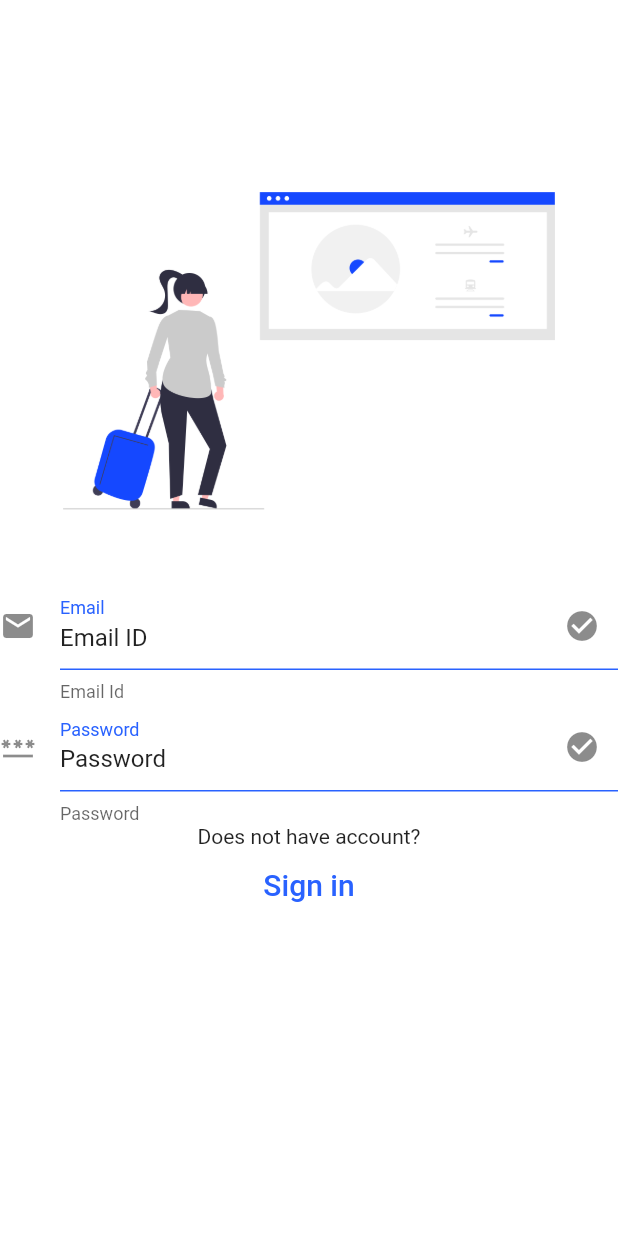
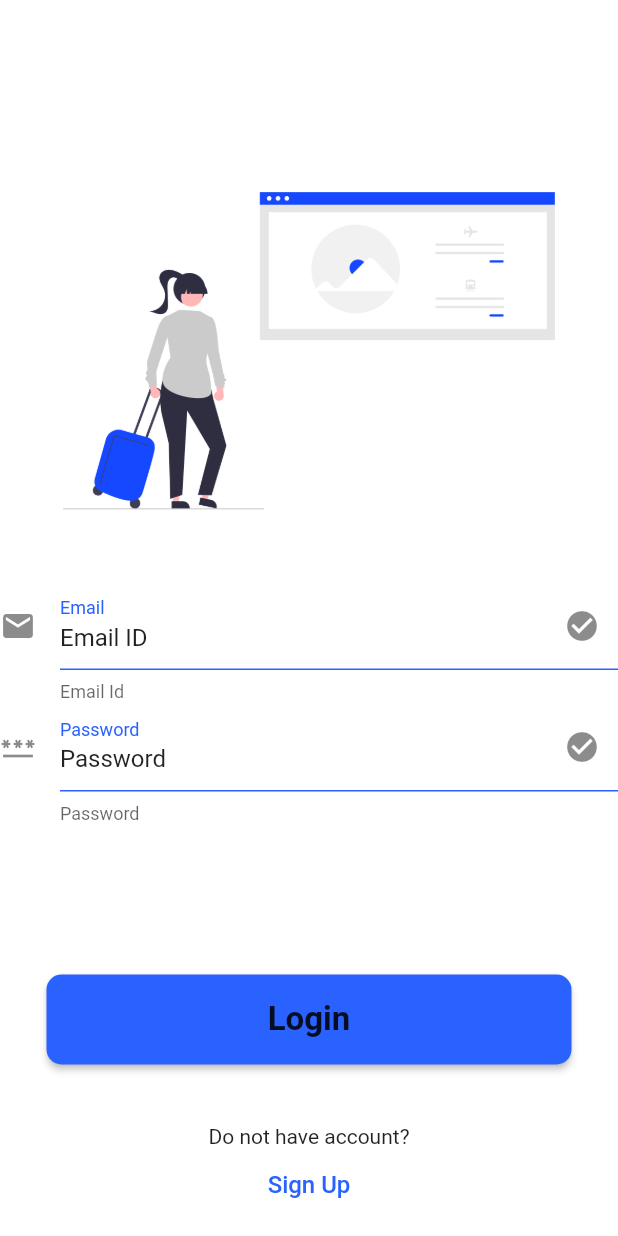
Before and after one commit to gr8rithic/FindEveryoneOnAir, a Flutter app: the screen it shows after launch, after a tap on "Get Started", on a phone screen of 412 x 824 dp. Run offline on Flutter 3.47's test engine with Material 2 defaults, Android fonts, the phone set to English and light mode, and no system bars; our stand-ins replace google_fonts.

Commit message:
small changes

```diff
--- a/App/find_everyone_on_air/lib/screens/login.dart
+++ b/App/find_everyone_on_air/lib/screens/login.dart
@@ -10,8 +10,7 @@ class LoginPage extends StatelessWidget {
       home: Scaffold(
         resizeToAvoidBottomInset: false,
         backgroundColor: Colors.white,
-        body: Container(
-          color: Colors.white,
+        body: SingleChildScrollView(
           child: Column(
               mainAxisAlignment: MainAxisAlignment.center,
               mainAxisSize: MainAxisSize.min,
@@ -56,19 +55,38 @@ class LoginPage extends StatelessWidget {
                     ),
                   ),
                 ),
-                const Text('Does not have account?'),
+                const Padding(padding: EdgeInsets.all(50)),
+                ButtonTheme(
+                  minWidth: 350.0,
+                  height: 60.0,
+                  child: RaisedButton(
+                    shape: RoundedRectangleBorder(
+                        borderRadius: BorderRadius.circular(10)),
+                    color: Colors.blueAccent[700],
+                    onPressed: () {
+                      Navigator.pushNamed(context, '/login');
+                    },
+                    child: const Text(
+                      "Login",
+                      style:
+                          TextStyle(fontSize: 22, fontWeight: FontWeight.bold),
+                    ),
+                  ),
+                ),
+                const Padding(padding: EdgeInsets.all(20)),
+                const Text('Do not have account?'),
                 TextButton(
                   style: TextButton.styleFrom(
                     primary: Color(0xFF2962FF),
                   ),
                   child: const Text(
-                    'Sign in',
-                    style: TextStyle(fontSize: 20),
+                    'Sign Up',
+                    style: TextStyle(fontSize: 16),
                   ),
                   onPressed: () {
                     Navigator.pushNamed(context, '/registration');
                   },
-                )
+                ),
               ]),
         ),
       ),
```
Also changed, not shown: App/find_everyone_on_air/lib/screens/registration.dart (+16 -1 lines).
